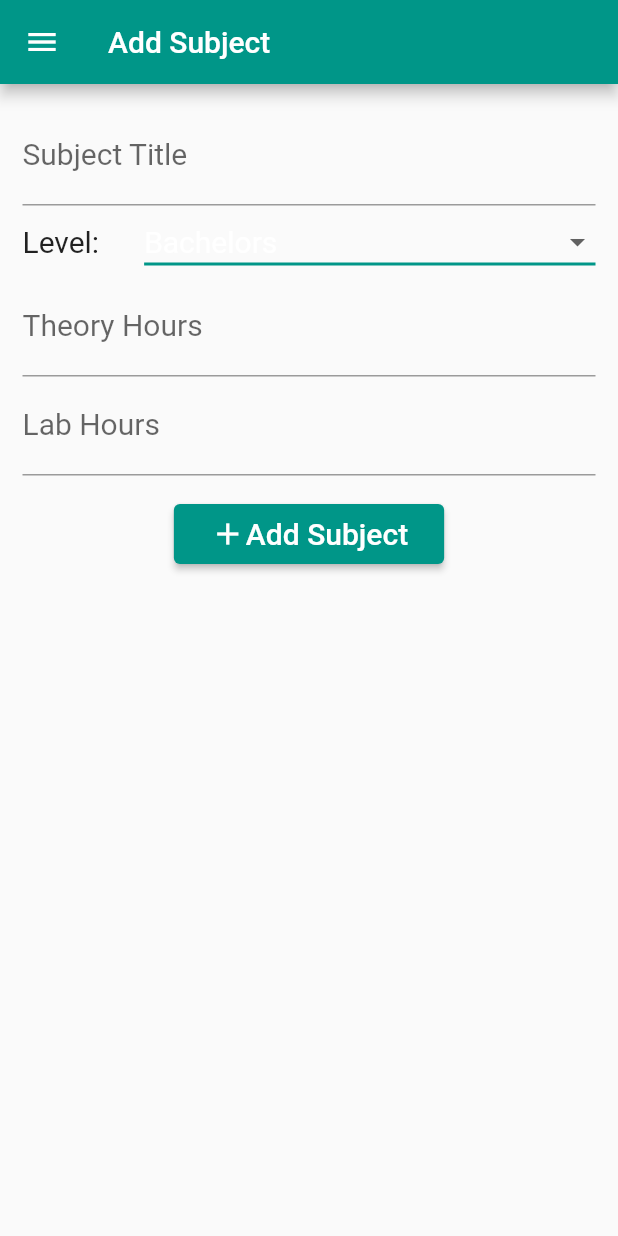
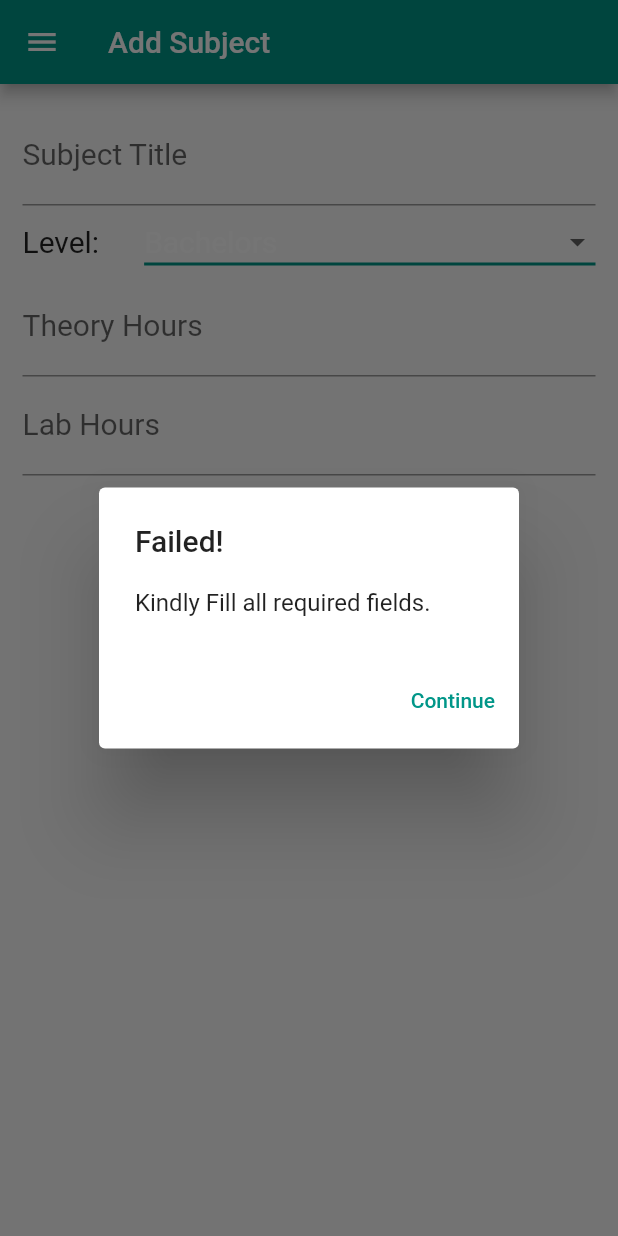
Before and after one commit to justEhmadSaeed/Flutter-Navigation-and-API-Integration, a Flutter app: the AddSubject screen opened by its route, after a tap on "Add Subject", on a phone screen of 412 x 824 dp. Run offline on Flutter 3.47's test engine with Material 2 defaults, Android fonts, the phone set to English and light mode, and no system bars.

Commit message:
📦 NEW: Post Subjects to the API

```diff
--- a/lib/AddSubject.dart
+++ b/lib/AddSubject.dart
@@ -1,5 +1,8 @@
 import 'package:flutter/material.dart';
+import 'package:web_api_integration/AlertDialog.dart';
 import 'package:web_api_integration/constants.dart';
+import 'package:http/http.dart' as http;
+import 'dart:convert';
 
 class AddSubject extends StatefulWidget {
   @override
@@ -14,6 +17,44 @@ class _AddSubjectState extends State<AddSubject> {
   final theoryHrsController = TextEditingController();
 
   final labHrsController = TextEditingController();
+
+  Future sendSubjectsData() async {
+    if (titleController.text.length > 0 &&
+        theoryHrsController.text.length > 0 &&
+        labHrsController.text.length > 0) {
+      var response = await http.post(createApiURI,
+          // headers: {
+          //   "Content-Type": "application/json; charset=UTF-8",
+          //   "Access-Control-Allow-Origin": "*"
+          // },
+          body: jsonEncode({
+            "title": titleController.text,
+            "level": levelController,
+            "theoryHours": theoryHrsController.text,
+            "labHours": labHrsController.text
+          }));
+      var result = jsonDecode(response.body);
+      print(result);
+      showAlertDialog(
+          context: context,
+          title: "Request Sent",
+          content: result['message'],
+          onPressed: () {
+            titleController.clear();
+            theoryHrsController.clear();
+            labHrsController.clear();
+            Navigator.pop(context);
+          });
+    } else {
+      showAlertDialog(
+          context: context,
+          title: "Failed!",
+          content: "Kindly Fill all required fields.",
+          onPressed: () {
+            Navigator.pop(context);
+          });
+    }
+  }
 
   @override
   Widget build(BuildContext context) {
@@ -117,7 +158,7 @@ class _AddSubjectState extends State<AddSubject> {
             Padding(
               padding: const EdgeInsets.all(15),
               child: ElevatedButton(
-                onPressed: () {},
+                onPressed: sendSubjectsData,
                 child: Padding(
                   padding: const EdgeInsets.all(8.0),
                   child: Row(
--- /dev/null
+++ b/lib/AlertDialog.dart
@@ -0,0 +1,19 @@
+import 'package:flutter/material.dart';
+
+showAlertDialog(
+    {BuildContext context, Function onPressed, String title, String content}) {
+  return showDialog(
+      context: context,
+      builder: (BuildContext context) {
+        return AlertDialog(
+          title: Text(title ?? ""),
+          content: Text(content ?? ""),
+          actions: [
+            TextButton(
+              onPressed: onPressed,
+              child: Text('Continue'),
+            ),
+          ],
+        );
+      });
+}
--- a/lib/ViewSubjects.dart
+++ b/lib/ViewSubjects.dart
@@ -5,7 +5,7 @@ import 'dart:convert';
 
 class ViewSubjects extends StatelessWidget {
   Future fetchSubjects() async {
-    var response = await http.get(apiURL);
+    var response = await http.get(fetchApiURI);
     if (response.statusCode == 200) {
       var result = jsonDecode(response.body);
       return result;
--- a/lib/constants.dart
+++ b/lib/constants.dart
@@ -2,7 +2,8 @@ import 'dart:ui';
 
 import 'package:flutter/material.dart';
 
-final apiURL = Uri.parse('https://pcc.edu.pk/ws/list/subjects.php');
+final fetchApiURI = Uri.parse('https://pcc.edu.pk/ws/list/subjects.php');
+final createApiURI = Uri.parse('https://pcc.edu.pk/ws/create/subjects.php');
 
 final kAddSubjectTextStyle = TextStyle(fontSize: 20);
 
```
